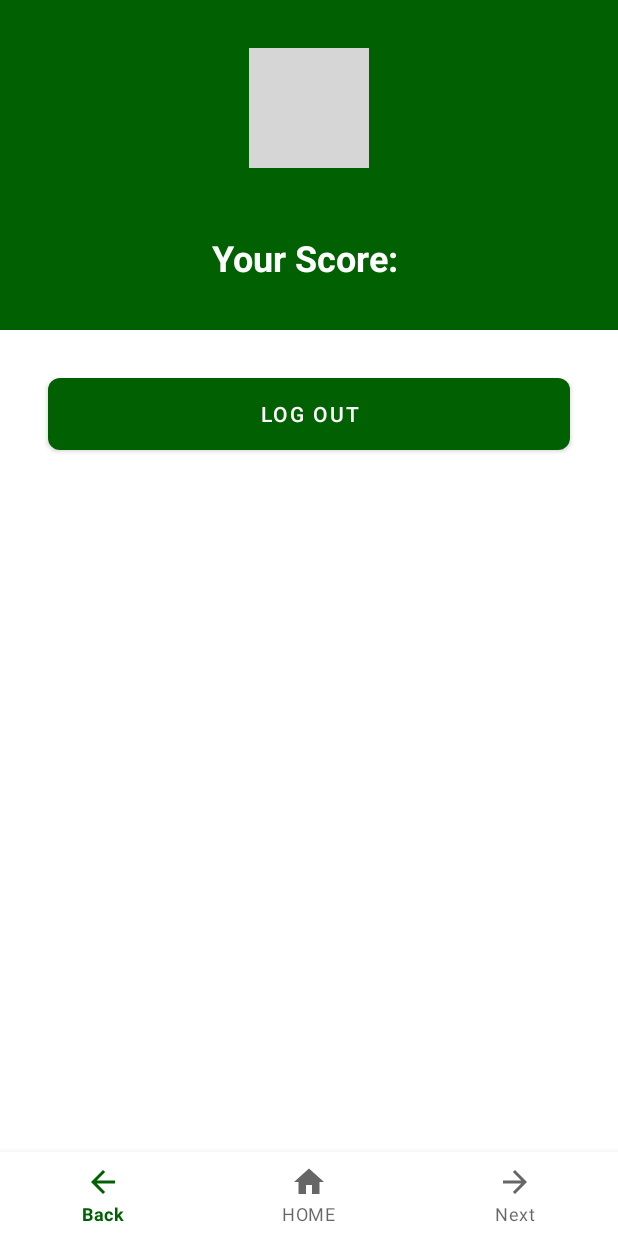
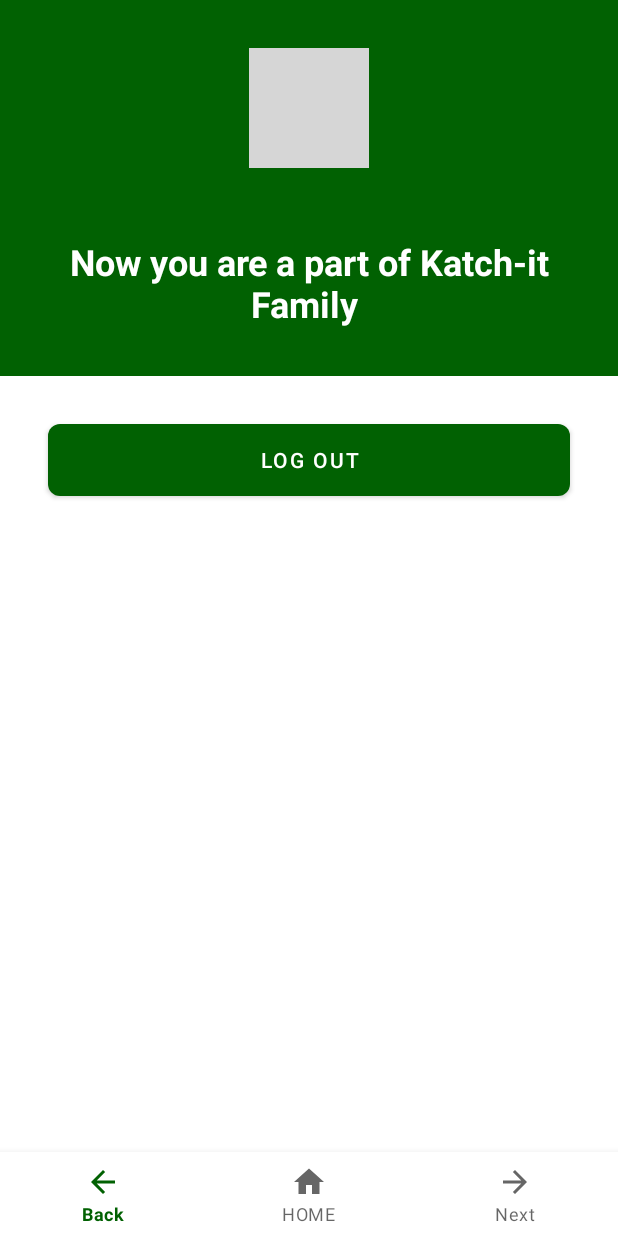
Before and after one commit to FatimaMuhammad/Katch-It, an Android app: the ProfileActivity screen opened directly, with no data from a screen before it, on a phone screen of 412 x 824 dp. Run offline under Robolectric (Android 15) with nearby library versions, the light colour scheme and no system bars; our stand-ins replace Firebase (no records; nobody signed in at launch, a user with empty details on screens opened directly); grey boxes are pictures that could not be loaded.

Commit message:
Complete Project

```diff
--- a/app/src/main/res/layout/activity_profile.xml
+++ b/app/src/main/res/layout/activity_profile.xml
@@ -28,6 +28,7 @@
             style="@style/TextAppearance.AppCompat.Body2"
             android:layout_width="wrap_content"
             android:layout_height="wrap_content"
+            android:textSize="16sp"
             android:layout_marginTop="8dp"
             android:textColor="@color/white"
             android:textStyle="bold"
@@ -39,7 +40,7 @@
             android:layout_width="match_parent"
             android:layout_height="wrap_content"
             android:layout_marginTop="16dp"
-            android:text="Your Score: "
+            android:text="Now you are a part of Katch-it Family "
             android:textAlignment="center"
             android:textColor="@color/white"
             android:textStyle="bold" />
```
